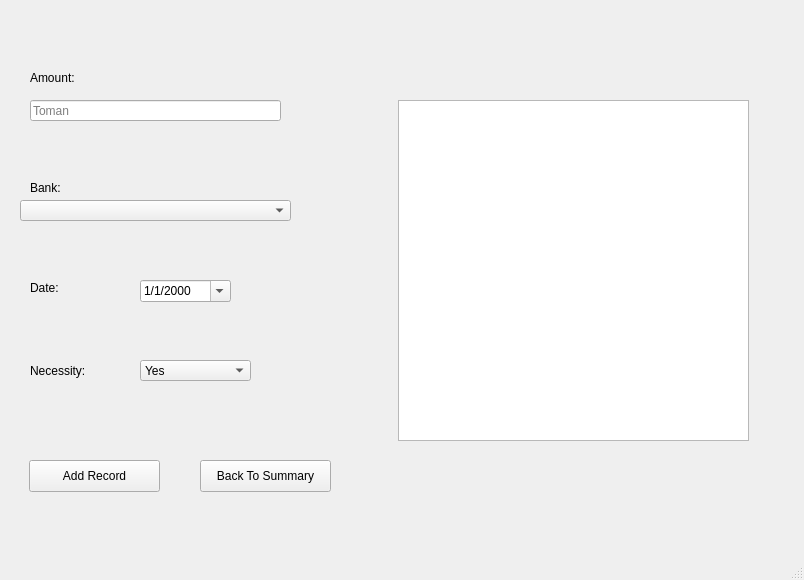
Devel-ash/Expense-tracker, file form.ui: the form before one commit.
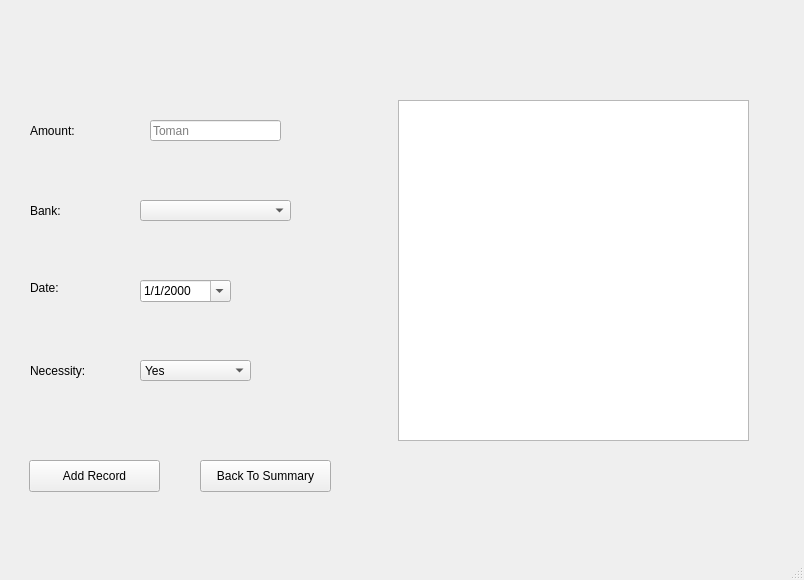
The form after the commit. The open tabs and pages were chosen to show the change.

Diff of the .ui file:
```diff
--- a/form.ui
+++ b/form.ui
@@ -34,9 +34,9 @@
       <property name="geometry">
        <rect>
         <x>30</x>
-        <y>70</y>
+        <y>120</y>
         <width>111</width>
-        <height>16</height>
+        <height>21</height>
        </rect>
       </property>
       <property name="text">
@@ -86,9 +86,9 @@
       <property name="geometry">
        <rect>
         <x>30</x>
-        <y>180</y>
+        <y>200</y>
         <width>58</width>
-        <height>16</height>
+        <height>21</height>
        </rect>
       </property>
       <property name="text">
@@ -98,9 +98,9 @@
      <widget class="QComboBox" name="bank_choose_field">
       <property name="geometry">
        <rect>
-        <x>20</x>
+        <x>140</x>
         <y>200</y>
-        <width>271</width>
+        <width>151</width>
         <height>21</height>
        </rect>
       </property>
@@ -111,9 +111,9 @@
      <widget class="QLineEdit" name="amount_entry_field">
       <property name="geometry">
        <rect>
-        <x>30</x>
-        <y>100</y>
-        <width>251</width>
+        <x>150</x>
+        <y>120</y>
+        <width>131</width>
         <height>21</height>
        </rect>
       </property>
```
